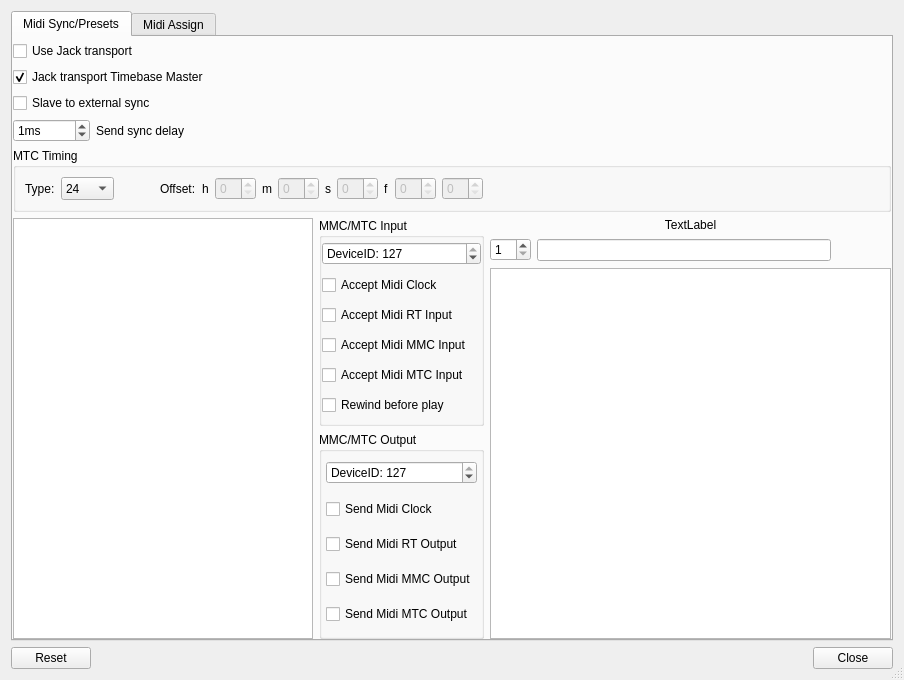
Old version of the form los/widgets/midiassignbase.ui in the repository falkTX/los.
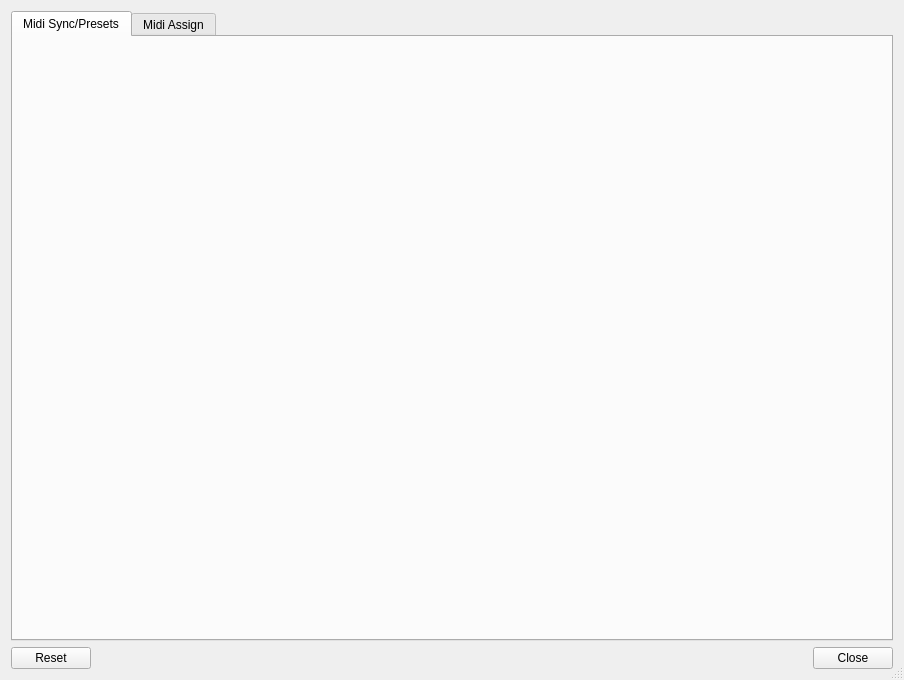
New version of the form.

Commit message: More cleanup; get rid of some ext-sync stuff

The edit to the form file:
```diff
--- a/los/widgets/midiassignbase.ui
+++ b/los/widgets/midiassignbase.ui
@@ -26,7 +26,7 @@
       <attribute name="title">
        <string>Midi Sync/Presets</string>
       </attribute>
-      <layout class="QVBoxLayout" name="verticalLayout_8" stretch="1">
+      <layout class="QVBoxLayout" name="verticalLayout_8" stretch="">
        <property name="leftMargin">
         <number>0</number>
        </property>
@@ -39,647 +39,6 @@
        <property name="bottomMargin">
         <number>0</number>
        </property>
-       <item>
-        <layout class="QVBoxLayout" name="verticalLayout_3">
-         <property name="leftMargin">
-          <number>0</number>
-         </property>
-         <item>
-          <layout class="QHBoxLayout" name="horizontalLayout_6">
-           <property name="topMargin">
-            <number>0</number>
-           </property>
-           <item>
-            <layout class="QVBoxLayout" name="verticalLayout_10">
-             <property name="topMargin">
-              <number>0</number>
-             </property>
-             <item>
-              <widget class="QCheckBox" name="useJackTransportCheckbox">
-               <property name="enabled">
-                <bool>true</bool>
-               </property>
-               <property name="toolTip">
-                <string>Send and receive Jack transport</string>
-               </property>
-               <property name="whatsThis">
-                <string>Send and receive Jack transport information,
- including stop, start and position.</string>
-               </property>
-               <property name="text">
-                <string>Use Jack transport</string>
-               </property>
-               <property name="checked">
-                <bool>false</bool>
-               </property>
-              </widget>
-             </item>
-             <item>
-              <widget class="QCheckBox" name="jackTransportMasterCheckbox">
-               <property name="enabled">
-                <bool>true</bool>
-               </property>
-               <property name="toolTip">
-                <string>Make LOS the Jack transport Timebase Master</string>
-               </property>
-               <property name="whatsThis">
-                <string>Make LOS the Jack transport Timebase Master.
-Allows Jack to show time as 
- LOS Bars, Beats, and Ticks. 
-LOS will try to become master, but other 
- Jack clients can also take over later.
-You can always click here again for Master.</string>
-               </property>
-               <property name="text">
-                <string>Jack transport Timebase Master</string>
-               </property>
-               <property name="checked">
-                <bool>true</bool>
-               </property>
-              </widget>
-             </item>
-             <item>
-              <widget class="QCheckBox" name="extSyncCheckbox">
-               <property name="enabled">
-                <bool>true</bool>
-               </property>
-               <property name="toolTip">
-                <string>Control LOS timing by external midi clock or MTC sync</string>
-               </property>
-               <property name="whatsThis">
-                <string>When in slave mode, tempo is
- controlled externally.
-LOS can sync to midi clock, or MTC quarter frame sync. 
-Enabled inputs in the list will
- be in effect (RMC, RMMC, RMTC).</string>
-               </property>
-               <property name="text">
-                <string>Slave to external sync</string>
-               </property>
-               <property name="checked">
-                <bool>false</bool>
-               </property>
-              </widget>
-             </item>
-             <item>
-              <layout class="QHBoxLayout" name="_2">
-               <item>
-                <widget class="QSpinBox" name="syncDelaySpinBox">
-                 <property name="toolTip">
-                  <string>Send start to first clock delay</string>
-                 </property>
-                 <property name="whatsThis">
-                  <string>Allows 'slow sync' devices time
- to synchronize to LOS. This value is the
- delay from sending start to sending
- the first clock.</string>
-                 </property>
-                 <property name="suffix">
-                  <string>ms</string>
-                 </property>
-                 <property name="minimum">
-                  <number>0</number>
-                 </property>
-                 <property name="maximum">
-                  <number>60000</number>
-                 </property>
-                 <property name="singleStep">
-                  <number>1</number>
-                 </property>
-                 <property name="value">
-                  <number>1</number>
-                 </property>
-                </widget>
-               </item>
-               <item>
-                <widget class="QLabel" name="syncDelayLabel">
-                 <property name="text">
-                  <string>Send sync delay</string>
-                 </property>
-                 <property name="alignment">
-                  <set>Qt::AlignLeading|Qt::AlignLeft|Qt::AlignVCenter</set>
-                 </property>
-                 <property name="wordWrap">
-                  <bool>false</bool>
-                 </property>
-                </widget>
-               </item>
-               <item>
-                <spacer name="horizontalSpacer">
-                 <property name="orientation">
-                  <enum>Qt::Horizontal</enum>
-                 </property>
-                 <property name="sizeHint" stdset="0">
-                  <size>
-                   <width>40</width>
-                   <height>20</height>
-                  </size>
-                 </property>
-                </spacer>
-               </item>
-              </layout>
-             </item>
-            </layout>
-           </item>
-          </layout>
-         </item>
-         <item>
-          <widget class="QGroupBox" name="groupBox_3">
-           <property name="title">
-            <string>MTC Timing</string>
-           </property>
-           <layout class="QVBoxLayout" name="verticalLayout_11">
-            <item>
-             <layout class="QHBoxLayout" name="_3">
-              <item>
-               <widget class="QLabel" name="textLabel2">
-                <property name="text">
-                 <string>Type:</string>
-                </property>
-                <property name="wordWrap">
-                 <bool>false</bool>
-                </property>
-               </widget>
-              </item>
-              <item>
-               <widget class="QComboBox" name="mtcSyncType">
-                <property name="sizePolicy">
-                 <sizepolicy hsizetype="Minimum" vsizetype="Minimum">
-                  <horstretch>0</horstretch>
-                  <verstretch>0</verstretch>
-                 </sizepolicy>
-                </property>
-                <item>
-                 <property name="text">
-                  <string>24</string>
-                 </property>
-                </item>
-                <item>
-                 <property name="text">
-                  <string>25</string>
-                 </property>
-                </item>
-                <item>
-                 <property name="text">
-                  <string>30D</string>
-                 </property>
-                </item>
-                <item>
-                 <property name="text">
-                  <string>30N</string>
-                 </property>
-                </item>
-               </widget>
-              </item>
-              <item>
-               <spacer name="spacer4">
-                <property name="orientation">
-                 <enum>Qt::Horizontal</enum>
-                </property>
-                <property name="sizeType">
-                 <enum>QSizePolicy::Fixed</enum>
-                </property>
-                <property name="sizeHint" stdset="0">
-                 <size>
-                  <width>40</width>
-                  <height>20</height>
-                 </size>
-                </property>
-               </spacer>
-              </item>
-              <item>
-               <widget class="QLabel" name="textLabel1">
-                <property name="text">
-                 <string>Offset:</string>
-                </property>
-                <property name="wordWrap">
-                 <bool>false</bool>
-                </property>
-               </widget>
-              </item>
-              <item>
-               <widget class="QLabel" name="TextLabel2">
-                <property name="text">
-                 <string>h</string>
-                </property>
-                <property name="wordWrap">
-                 <bool>false</bool>
-                </property>
-               </widget>
-              </item>
-              <item>
-               <widget class="QSpinBox" name="mtcOffH">
-                <property name="enabled">
-                 <bool>false</bool>
-                </property>
-                <property name="toolTip">
-                 <string>hour</string>
-                </property>
-                <property name="maximum">
-                 <number>23</number>
-                </property>
-               </widget>
-              </item>
-              <item>
-               <widget class="QLabel" name="TextLabel3">
-                <property name="text">
-                 <string>m</string>
-                </property>
-                <property name="wordWrap">
-                 <bool>false</bool>
-                </property>
-               </widget>
-              </item>
-              <item>
-               <widget class="QSpinBox" name="mtcOffM">
-                <property name="enabled">
-                 <bool>false</bool>
-                </property>
-                <property name="toolTip">
-                 <string>minute</string>
-                </property>
-                <property name="maximum">
-                 <number>59</number>
-                </property>
-               </widget>
-              </item>
-              <item>
-               <widget class="QLabel" name="TextLabel4">
-                <property name="text">
-                 <string>s</string>
-                </property>
-                <property name="wordWrap">
-                 <bool>false</bool>
-                </property>
-               </widget>
-              </item>
-              <item>
-               <widget class="QSpinBox" name="mtcOffS">
-                <property name="enabled">
-                 <bool>false</bool>
-                </property>
-                <property name="toolTip">
-                 <string>second</string>
-                </property>
-                <property name="maximum">
-                 <number>59</number>
-                </property>
-               </widget>
-              </item>
-              <item>
-               <widget class="QLabel" name="TextLabel5">
-                <property name="text">
-                 <string>f</string>
-                </property>
-                <property name="wordWrap">
-                 <bool>false</bool>
-                </property>
-               </widget>
-              </item>
-              <item>
-               <widget class="QSpinBox" name="mtcOffF">
-                <property name="enabled">
-                 <bool>false</bool>
-                </property>
-                <property name="toolTip">
-                 <string>frame</string>
-                </property>
-                <property name="maximum">
-                 <number>30</number>
-                </property>
-               </widget>
-              </item>
-              <item>
-               <widget class="QSpinBox" name="mtcOffSf">
-                <property name="enabled">
-                 <bool>false</bool>
-                </property>
-                <property name="sizePolicy">
-                 <sizepolicy hsizetype="Preferred" vsizetype="Fixed">
-                  <horstretch>0</horstretch>
-                  <verstretch>0</verstretch>
-                 </sizepolicy>
-                </property>
-                <property name="toolTip">
-                 <string>subframe</string>
-                </property>
-               </widget>
-              </item>
-              <item>
-               <spacer name="Spacer1_2">
-                <property name="orientation">
-                 <enum>Qt::Horizontal</enum>
-                </property>
-                <property name="sizeType">
-                 <enum>QSizePolicy::Expanding</enum>
-                </property>
-                <property name="sizeHint" stdset="0">
-                 <size>
-                  <width>20</width>
-                  <height>20</height>
-                 </size>
-                </property>
-               </spacer>
-              </item>
-             </layout>
-            </item>
-           </layout>
-          </widget>
-         </item>
-         <item>
-          <layout class="QHBoxLayout" name="horizontalLayout_4" stretch="1,0,2">
-           <property name="leftMargin">
-            <number>0</number>
-           </property>
-           <property name="topMargin">
-            <number>0</number>
-           </property>
-           <item>
-            <widget class="QTableView" name="m_porttable">
-             <property name="minimumSize">
-              <size>
-               <width>300</width>
-               <height>0</height>
-              </size>
-             </property>
-             <property name="editTriggers">
-              <set>QAbstractItemView::NoEditTriggers</set>
-             </property>
-             <property name="alternatingRowColors">
-              <bool>true</bool>
-             </property>
-             <property name="selectionMode">
-              <enum>QAbstractItemView::SingleSelection</enum>
-             </property>
-             <property name="cornerButtonEnabled">
-              <bool>false</bool>
-             </property>
-             <attribute name="verticalHeaderVisible">
-              <bool>false</bool>
-             </attribute>
-             <attribute name="verticalHeaderVisible">
-              <bool>false</bool>
-             </attribute>
-            </widget>
-           </item>
-           <item>
-            <layout class="QVBoxLayout" name="verticalLayout_5">
-             <property name="leftMargin">
-              <number>0</number>
-             </property>
-             <item>
-              <widget class="QGroupBox" name="groupBox">
-               <property name="title">
-                <string>MMC/MTC Input</string>
-               </property>
-               <layout class="QVBoxLayout" name="verticalLayout_6">
-                <property name="margin">
-                 <number>0</number>
-                </property>
-                <item>
-                 <widget class="QSpinBox" name="m_imididevid">
-                  <property name="prefix">
-                   <string>DeviceID: </string>
-                  </property>
-                  <property name="maximum">
-                   <number>127</number>
-                  </property>
-                  <property name="value">
-                   <number>127</number>
-                  </property>
-                 </widget>
-                </item>
-                <item>
-                 <widget class="QCheckBox" name="m_imidiclock">
-                  <property name="text">
-                   <string>Accept Midi Clock</string>
-                  </property>
-                 </widget>
-                </item>
-                <item>
-                 <widget class="QCheckBox" name="m_imidirtinput">
-                  <property name="text">
-                   <string>Accept Midi RT Input</string>
-                  </property>
-                 </widget>
-                </item>
-                <item>
-                 <widget class="QCheckBox" name="m_imidimmc">
-                  <property name="text">
-                   <string>Accept Midi MMC Input</string>
-                  </property>
-                 </widget>
-                </item>
-                <item>
-                 <widget class="QCheckBox" name="m_imidimtc">
-                  <property name="text">
-                   <string>Accept Midi MTC Input</string>
-                  </property>
-                 </widget>
-                </item>
-                <item>
-                 <widget class="QCheckBox" name="m_midirewplay">
-                  <property name="text">
-                   <string>Rewind before play</string>
-                  </property>
-                 </widget>
-                </item>
-               </layout>
-              </widget>
-             </item>
-             <item>
-              <widget class="QGroupBox" name="groupBox_2">
-               <property name="title">
-                <string>MMC/MTC Output</string>
-               </property>
-               <layout class="QVBoxLayout" name="verticalLayout_7">
-                <property name="leftMargin">
-                 <number>4</number>
-                </property>
-                <property name="topMargin">
-                 <number>0</number>
-                </property>
-                <property name="rightMargin">
-                 <number>4</number>
-                </property>
-                <property name="bottomMargin">
-                 <number>0</number>
-                </property>
-                <item>
-                 <widget class="QSpinBox" name="m_omididevid">
-                  <property name="prefix">
-                   <string>DeviceID: </string>
-                  </property>
-                  <property name="maximum">
-                   <number>127</number>
-                  </property>
-                  <property name="value">
-                   <number>127</number>
-                  </property>
-                 </widget>
-                </item>
-                <item>
-                 <widget class="QCheckBox" name="m_omidiclock">
-                  <property name="text">
-                   <string>Send Midi Clock</string>
-                  </property>
-                 </widget>
-                </item>
-                <item>
-                 <widget class="QCheckBox" name="m_omidirtoutput">
-                  <property name="text">
-                   <string>Send Midi RT Output</string>
-                  </property>
-                 </widget>
-                </item>
-                <item>
-                 <widget class="QCheckBox" name="m_omidimmc">
-                  <property name="text">
-                   <string>Send Midi MMC Output</string>
-                  </property>
-                 </widget>
-                </item>
-                <item>
-                 <widget class="QCheckBox" name="m_omidimtc">
-                  <property name="text">
-                   <string>Send Midi MTC Output</string>
-                  </property>
-                 </widget>
-                </item>
-               </layout>
-              </widget>
-             </item>
-            </layout>
-           </item>
-           <item>
-            <layout class="QVBoxLayout" name="verticalLayout_9">
-             <property name="rightMargin">
-              <number>0</number>
-             </property>
-             <item>
-              <widget class="QLabel" name="m_portlabel">
-               <property name="text">
-                <string>TextLabel</string>
-               </property>
-               <property name="alignment">
-                <set>Qt::AlignCenter</set>
-               </property>
-               <property name="wordWrap">
-                <bool>true</bool>
-               </property>
-              </widget>
-             </item>
-             <item>
-              <layout class="QHBoxLayout" name="horizontalLayout_5" stretch="0,1,0,0">
-               <item>
-                <widget class="QSpinBox" name="m_txtPresetID">
-                 <property name="sizePolicy">
-                  <sizepolicy hsizetype="Fixed" vsizetype="Fixed">
-                   <horstretch>0</horstretch>
-                   <verstretch>0</verstretch>
-                  </sizepolicy>
-                 </property>
-                 <property name="toolTip">
-                  <string>Preset number</string>
-                 </property>
-                 <property name="minimum">
-                  <number>1</number>
-                 </property>
-                </widget>
-               </item>
-               <item>
-                <widget class="QLineEdit" name="m_txtPreset">
-                 <property name="toolTip">
-                  <string>Space separated SYSEX string</string>
-                 </property>
-                </widget>
-               </item>
-               <item>
-                <widget class="QToolButton" name="m_btnAddPreset">
-                 <property name="sizePolicy">
-                  <sizepolicy hsizetype="Fixed" vsizetype="Fixed">
-                   <horstretch>0</horstretch>
-                   <verstretch>0</verstretch>
-                  </sizepolicy>
-                 </property>
-                 <property name="maximumSize">
-                  <size>
-                   <width>24</width>
-                   <height>24</height>
-                  </size>
-                 </property>
-                 <property name="toolTip">
-                  <string>Add Preset</string>
-                 </property>
-                 <property name="text">
-                  <string/>
-                 </property>
-                 <property name="iconSize">
-                  <size>
-                   <width>25</width>
-                   <height>25</height>
-                  </size>
-                 </property>
-                 <property name="autoRaise">
-                  <bool>true</bool>
-                 </property>
-                </widget>
-               </item>
-               <item>
-                <widget class="QToolButton" name="m_btnDeletePreset">
-                 <property name="sizePolicy">
-                  <sizepolicy hsizetype="Fixed" vsizetype="Fixed">
-                   <horstretch>0</horstretch>
-                   <verstretch>0</verstretch>
-                  </sizepolicy>
-                 </property>
-                 <property name="minimumSize">
-                  <size>
-                   <width>24</width>
-                   <height>24</height>
-                  </size>
-                 </property>
-                 <property name="maximumSize">
-                  <size>
-                   <width>24</width>
-                   <height>24</height>
-                  </size>
-                 </property>
-                 <property name="toolTip">
-                  <string>Delete selected presets</string>
-                 </property>
-                 <property name="text">
-                  <string/>
-                 </property>
-                 <property name="iconSize">
-                  <size>
-                   <width>25</width>
-                   <height>25</height>
-                  </size>
-                 </property>
-                 <property name="autoRaise">
-                  <bool>true</bool>
-                 </property>
-                </widget>
-               </item>
-              </layout>
-             </item>
-             <item>
-              <widget class="QTableView" name="m_presettable">
-               <attribute name="verticalHeaderVisible">
-                <bool>false</bool>
-               </attribute>
-               <attribute name="verticalHeaderVisible">
-                <bool>false</bool>
-               </attribute>
-              </widget>
-             </item>
-            </layout>
-           </item>
-          </layout>
-         </item>
-        </layout>
-       </item>
       </layout>
      </widget>
      <widget class="QWidget" name="midiAssignTab">
```
Left out of the diff: 12 changed lines with no effect on the pictures. The commit also changes 33 other files.
